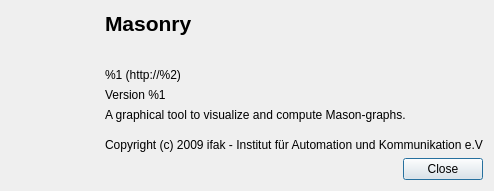
Before: the Qt Designer form src/gui/dialogs/aboutdialog.ui in saschpe/masonry, drawn with Qt 5.
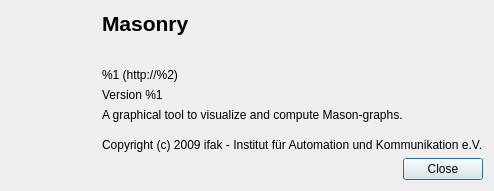
After: the same form once the commit is applied.

Commit message: Added a missing dot.

Patch:
```diff
--- a/src/gui/dialogs/aboutdialog.ui
+++ b/src/gui/dialogs/aboutdialog.ui
@@ -65,7 +65,7 @@
    <item row="6" column="2" colspan="2">
     <widget class="QLabel" name="label">
      <property name="text">
-      <string>Copyright (c) 2009 ifak - Institut für Automation und Kommunikation e.V</string>
+      <string>Copyright (c) 2009 ifak - Institut für Automation und Kommunikation e.V.</string>
      </property>
      <property name="wordWrap">
       <bool>false</bool>
```
